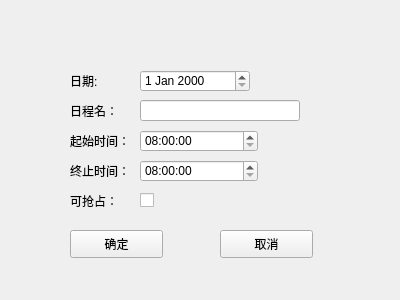
Before: the Qt Designer form OutTime/edittable.ui in agilelike/OurTime, drawn with Qt 5.
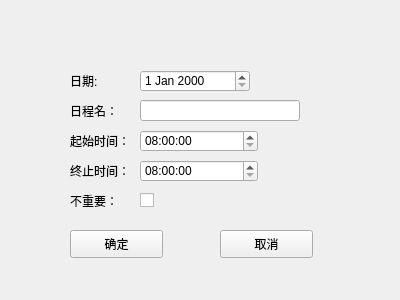
After: the same form once the commit is applied.

What changed in the file:
```diff
--- a/OutTime/edittable.ui
+++ b/OutTime/edittable.ui
@@ -124,7 +124,7 @@
     </rect>
    </property>
    <property name="text">
-    <string>可抢占：</string>
+    <string>不重要：</string>
    </property>
   </widget>
   <widget class="QTimeEdit" name="timeEdit">
```
